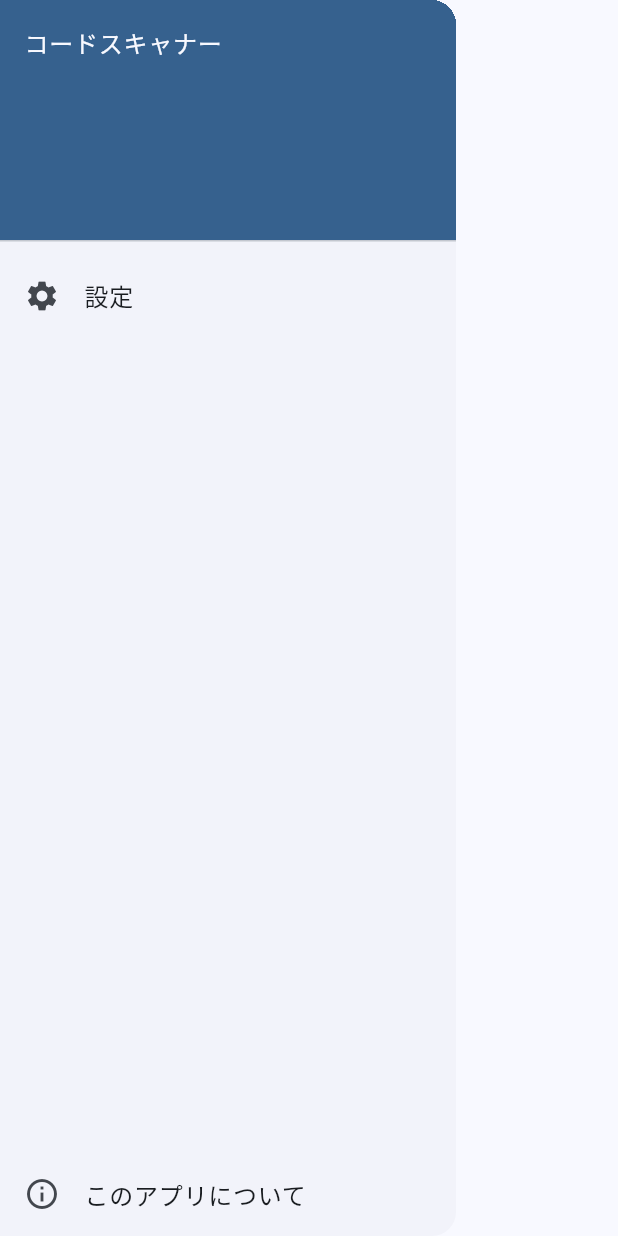
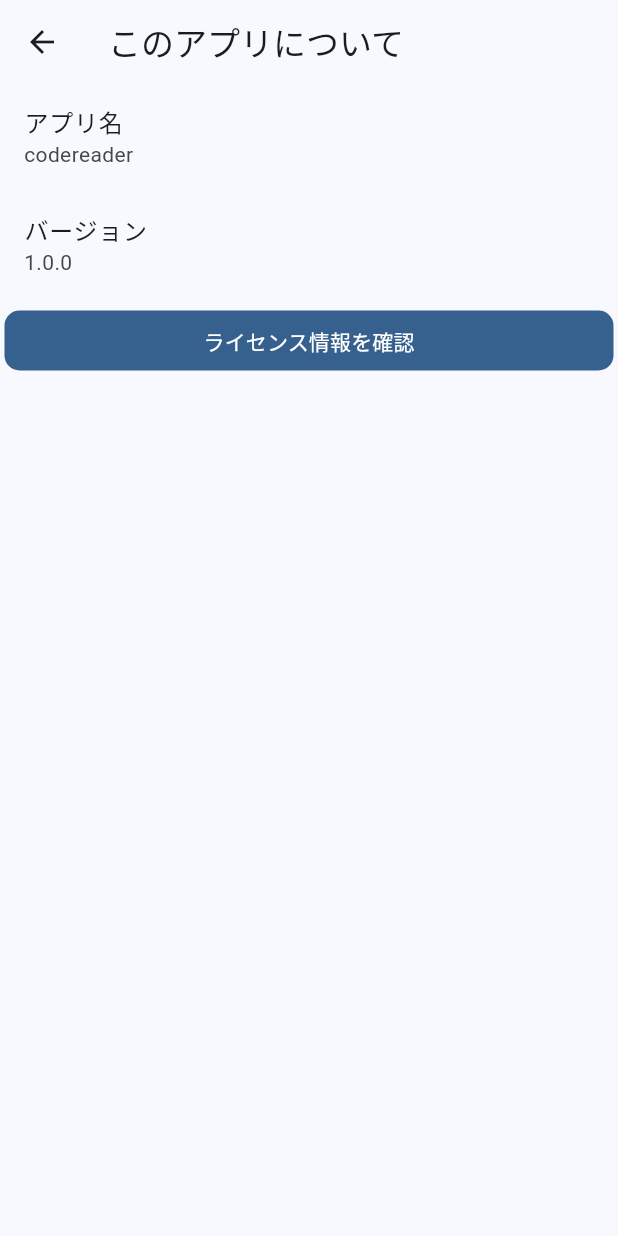
Before and after one commit to yuchan2215/flutterCodeScan, a Flutter app: the DrawerWidget widget shown alone on an empty page, opened directly, after a tap on "このアプリについて", on a phone screen of 412 x 824 dp. Run offline on Flutter 3.47's test engine with Material 2 defaults, Android fonts, the phone set to English and light mode, and no system bars; our stand-ins replace after_layout, flutter_contacts, image_picker, package_info_plus, share_plus, sliding_up_panel; missing offline and left inert: add_2_calendar, kotlin_flavor, map_launcher, mobile_scanner, mono_kit, wifi_iot.

Commit message:
[add] 基本的な概要ページの作成

```diff
--- a/lib/app.dart
+++ b/lib/app.dart
@@ -1,5 +1,6 @@
+import 'package:codereader/pages/about.dart';
+import 'package:codereader/pages/camera.dart';
 import 'package:codereader/pages/main_page.dart';
-import 'package:codereader/pages/camera.dart';
 import 'package:codereader/pages/result.dart';
 import 'package:flutter/material.dart';
 
@@ -19,6 +20,7 @@ class MyApp extends StatelessWidget {
       routes: {
         "/camera": (BuildContext context) => const CameraPage(),
         "/result": (BuildContext context) => const ResultPageState(),
+        "/about": (BuildContext context) => const AboutPageState(),
       },
     );
   }
--- /dev/null
+++ b/lib/pages/about.dart
@@ -0,0 +1,68 @@
+import 'dart:async';
+
+import 'package:after_layout/after_layout.dart';
+import 'package:flutter/cupertino.dart';
+import 'package:flutter/material.dart';
+import 'package:mono_kit/widgets/filled_button.dart';
+import 'package:package_info_plus/package_info_plus.dart';
+
+class AboutPageState extends StatefulWidget {
+  const AboutPageState({Key? key}) : super(key: key);
+
+  @override
+  State<AboutPageState> createState() => _AboutPageState();
+}
+
+class _AboutPageState extends State<AboutPageState>
+    with AfterLayoutMixin<AboutPageState> {
+  String appName = "読み込み中";
+  String appVersion = "読み込み中";
+
+  @override
+  Widget build(BuildContext context) {
+    return Scaffold(
+      appBar: AppBar(
+        title: const Text("このアプリについて"),
+      ),
+      body: SafeArea(
+        child: ListView(
+          children: <Widget>[
+            ListTile(
+              title: const Text("アプリ名"),
+              subtitle: Text(appName),
+            ),
+            ListTile(
+              title: const Text("バージョン"),
+              subtitle: Text(appVersion),
+            ),
+            //ライセンス確認ボタン
+            Container(
+              width: double.infinity,
+              margin: const EdgeInsets.all(3),
+              child: FilledButton(
+                style: ElevatedButton.styleFrom(
+                  shape: RoundedRectangleBorder(
+                    borderRadius: BorderRadius.circular(10),
+                  ),
+                ),
+                onPressed: () {
+                  showLicensePage(context: context);
+                },
+                child: const Text("ライセンス情報を確認"),
+              ),
+            )
+          ],
+        ),
+      ),
+    );
+  }
+
+  @override
+  FutureOr<void> afterFirstLayout(BuildContext context) async {
+    var packageInfo = await PackageInfo.fromPlatform();
+    setState(() {
+      appName = packageInfo.appName;
+      appVersion = packageInfo.version;
+    });
+  }
+}
--- a/lib/widgets/main/drawer_main.dart
+++ b/lib/widgets/main/drawer_main.dart
@@ -32,7 +32,9 @@ class DrawerWidget extends StatelessWidget {
               ListTile(
                 title: const Text("このアプリについて"),
                 leading: const Icon(Icons.info_outline),
-                onTap: () {},
+                onTap: () {
+                  Navigator.of(context).pushNamed("/about");
+                },
               ),
             ],
           ),
--- a/pubspec.yaml
+++ b/pubspec.yaml
@@ -29,6 +29,7 @@ dependencies:
   kotlin_flavor: ^0.2.0
   wifi_iot: ^0.3.16
   flutter_contacts: ^1.1.4
+  package_info_plus: ^1.4.2
 
 dev_dependencies:
   flutter_test:
```
Also changed, not shown: 1 other file.
